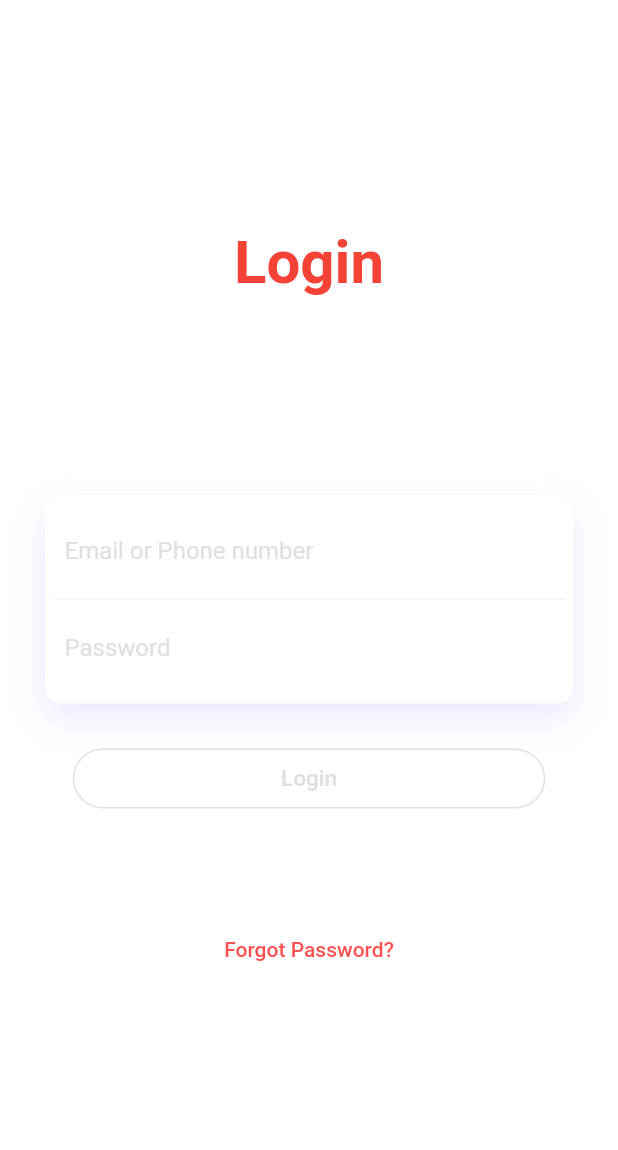
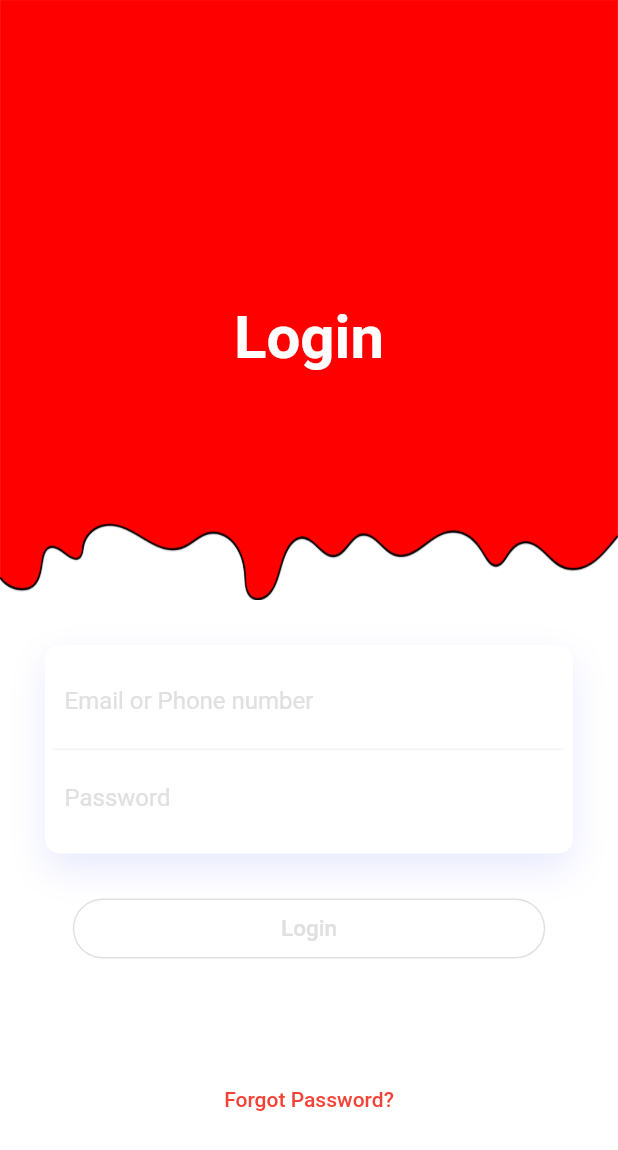
Before and after one commit to Anti-Alpha/JamLab, a Flutter app: the screen it shows after launch, on a phone screen of 412 x 824 dp. Shown: the top 1150 px of the screen. Run offline on Flutter 3.47's test engine with Material 2 defaults, Android fonts, the phone set to English and light mode, and no system bars; our stand-ins replace simple_animations.

Commit message:
Make background without details

```diff
--- /dev/null
+++ b/group/lib/Animation/FadeTransition.dart
@@ -0,0 +1,2 @@
+import 'package:flutter/material.dart';
+import 'package:simple_animations/simple_animations.dart';
--- a/group/lib/main.dart
+++ b/group/lib/main.dart
@@ -8,6 +8,7 @@ void main() => runApp(MaterialApp(
 
 class HomePage extends StatelessWidget {
   @override
+
   Widget build(BuildContext context) {
     return Scaffold(
       backgroundColor: Colors.white,
@@ -15,19 +16,26 @@ class HomePage extends StatelessWidget {
           child: Container(
         child: Column(
           children: <Widget>[
+            FadeAnimation(0.5,
             Container(
-              height: 300,
+              height: 400,
+              decoration: BoxDecoration(
+                image: DecorationImage(
+                  image: AssetImage('assets/images/jam.png'),
+                  fit: BoxFit.fill,
+                )
+              ),
               child: Stack(
                 children: <Widget>[
                   Positioned(
                     child: FadeAnimation(
-                        1.6,
+                        0.5,
                         Container(
                           margin: EdgeInsets.only(top: 50),
                           child: Center(
                             child: Text("Login",
                                 style: TextStyle(
-                                    color: Colors.red,
+                                    color: Colors.white,
                                     fontSize: 40,
                                     fontWeight: FontWeight.bold)),
                           ),
@@ -36,12 +44,13 @@ class HomePage extends StatelessWidget {
                 ],
               ),
             ),
+            ),
             Padding(
                 padding: EdgeInsets.all(30.0),
                 child: Column(
                   children: <Widget>[
                     FadeAnimation(
-                        1.8,
+                        0.6,
                         Container(
                           padding: EdgeInsets.all(5),
                           decoration: BoxDecoration(
@@ -85,7 +94,7 @@ class HomePage extends StatelessWidget {
                   ],
                 )),
             FadeAnimation(
-                2,
+                0.7,
                 Container(
                   height: 40,
                   width: 315,
@@ -93,9 +102,9 @@ class HomePage extends StatelessWidget {
                     onPressed: () {},
                     shape: new RoundedRectangleBorder(
                         borderRadius: BorderRadius.circular(30.0)),
-                    splashColor: Colors.redAccent,
+                    splashColor: Colors.red[500],
                     textColor: Colors.grey[300],
-                    color: Colors.redAccent,
+                    color: Colors.red[500],
                     child: Text(
                       "Login",
                       style: TextStyle(fontSize: 15.0),
@@ -106,11 +115,11 @@ class HomePage extends StatelessWidget {
               height: 70.0,
             ),
             FadeAnimation(
-                2,
+                0.8,
                 Container(
                   child: FlatButton(
                     onPressed: () {},
-                    textColor: Colors.redAccent,
+                    textColor: Colors.red[500],
                     child: Text("Forgot Password?"),
                   ),
                 ))
--- a/group/pubspec.yaml
+++ b/group/pubspec.yaml
@@ -42,9 +42,8 @@ flutter:
   uses-material-design: true
 
   # To add assets to your application, add an assets section, like this:
-  # assets:
-  #  - images/a_dot_burr.jpeg
-  #  - images/a_dot_ham.jpeg
+  assets:
+    - assets/images/jam.png
 
   # An image asset can refer to one or more resolution-specific "variants", see
   # https://flutter.dev/assets-and-images/#resolution-aware.
```
Also changed, not shown: group/assets/images/jam.png (added).
